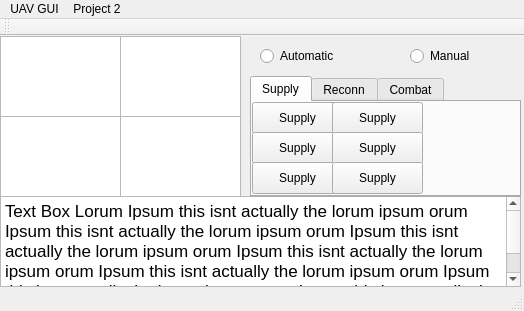
Before: the Qt Designer form AOOD_Project2/src/UI/forms/mainwindow.ui in gwalda19/crispy-succotash, drawn with Qt 5.
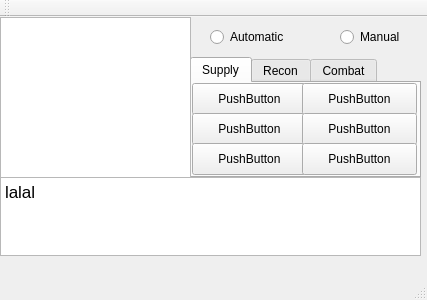
After: the same form once the commit is applied.

What changed in the file:
```diff
--- a/AOOD_Project2/src/UI/forms/mainwindow.ui
+++ b/AOOD_Project2/src/UI/forms/mainwindow.ui
@@ -6,103 +6,20 @@
    <rect>
     <x>0</x>
     <y>0</y>
-    <width>524</width>
-    <height>311</height>
+    <width>427</width>
+    <height>300</height>
    </rect>
   </property>
   <property name="windowTitle">
    <string>MainWindow</string>
   </property>
   <widget class="QWidget" name="centralWidget">
-   <widget class="QRadioButton" name="radioButton">
+   <widget class="QTabWidget" name="tabWidget">
     <property name="geometry">
      <rect>
-      <x>260</x>
-      <y>10</y>
-      <width>102</width>
-      <height>20</height>
-     </rect>
-    </property>
-    <property name="text">
-     <string>Automatic</string>
-    </property>
-   </widget>
-   <widget class="QRadioButton" name="radioButton_2">
-    <property name="geometry">
-     <rect>
-      <x>410</x>
-      <y>10</y>
-      <width>102</width>
-      <height>20</height>
-     </rect>
-    </property>
-    <property name="text">
-     <string>Manual</string>
-    </property>
-   </widget>
-   <widget class="QGraphicsView" name="graphicsView_3">
-    <property name="geometry">
-     <rect>
-      <x>0</x>
-      <y>80</y>
-      <width>121</width>
-      <height>81</height>
-     </rect>
-    </property>
-   </widget>
-   <widget class="QGraphicsView" name="graphicsView_4">
-    <property name="geometry">
-     <rect>
-      <x>120</x>
-      <y>80</y>
-      <width>121</width>
-      <height>81</height>
-     </rect>
-    </property>
-   </widget>
-   <widget class="QTextBrowser" name="textBrowser">
-    <property name="geometry">
-     <rect>
-      <x>0</x>
-      <y>160</y>
-      <width>521</width>
-      <height>91</height>
-     </rect>
-    </property>
-    <property name="html">
-     <string>&lt;!DOCTYPE HTML PUBLIC &quot;-//W3C//DTD HTML 4.0//EN&quot; &quot;http://www.w3.org/TR/REC-html40/strict.dtd&quot;&gt;
-&lt;html&gt;&lt;head&gt;&lt;meta name=&quot;qrichtext&quot; content=&quot;1&quot; /&gt;&lt;style type=&quot;text/css&quot;&gt;
-p, li { white-space: pre-wrap; }
-&lt;/style&gt;&lt;/head&gt;&lt;body style=&quot; font-family:'.Helvetica Neue DeskInterface'; font-size:13pt; font-weight:400; font-style:normal;&quot;&gt;
-&lt;p style=&quot; margin-top:0px; margin-bottom:0px; margin-left:0px; margin-right:0px; -qt-block-indent:0; text-indent:0px;&quot;&gt;Text Box Lorum Ipsum this isnt actually the lorum ipsum orum Ipsum this isnt actually the lorum ipsum orum Ipsum this isnt actually the lorum ipsum orum Ipsum this isnt actually the lorum ipsum orum Ipsum this isnt actually the lorum ipsum orum Ipsum this isnt actually the lorum ipsum orum Ipsum this isnt actually the lorum ipsum orum Ipsum this isnt actually the lorum ipsum&lt;/p&gt;&lt;/body&gt;&lt;/html&gt;</string>
-    </property>
-   </widget>
-   <widget class="QGraphicsView" name="graphicsView_5">
-    <property name="geometry">
-     <rect>
-      <x>0</x>
-      <y>0</y>
-      <width>121</width>
-      <height>81</height>
-     </rect>
-    </property>
-   </widget>
-   <widget class="QGraphicsView" name="graphicsView_6">
-    <property name="geometry">
-     <rect>
-      <x>120</x>
-      <y>0</y>
-      <width>121</width>
-      <height>81</height>
-     </rect>
-    </property>
-   </widget>
-   <widget class="QTabWidget" name="Controls">
-    <property name="geometry">
-     <rect>
-      <x>250</x>
+      <x>190</x>
       <y>40</y>
-      <width>271</width>
+      <width>231</width>
       <height>121</height>
      </rect>
     </property>
@@ -112,190 +29,21 @@
     <property name="currentIndex">
      <number>0</number>
     </property>
-    <widget class="QWidget" name="Supply">
+    <widget class="QWidget" name="tab">
      <attribute name="title">
       <string>Supply</string>
      </attribute>
-     <widget class="QPushButton" name="pushButton_7">
-      <property name="geometry">
-       <rect>
-        <x>0</x>
-        <y>0</y>
-        <width>91</width>
-        <height>32</height>
-       </rect>
-      </property>
-      <property name="text">
-       <string>Supply</string>
-      </property>
-     </widget>
-     <widget class="QPushButton" name="pushButton_8">
-      <property name="geometry">
-       <rect>
-        <x>0</x>
-        <y>30</y>
-        <width>91</width>
-        <height>32</height>
-       </rect>
-      </property>
-      <property name="text">
-       <string>Supply</string>
-      </property>
-     </widget>
-     <widget class="QPushButton" name="pushButton_9">
-      <property name="geometry">
-       <rect>
-        <x>0</x>
-        <y>60</y>
-        <width>91</width>
-        <height>32</height>
-       </rect>
-      </property>
-      <property name="text">
-       <string>Supply</string>
-      </property>
-     </widget>
-     <widget class="QPushButton" name="pushButton_10">
-      <property name="geometry">
-       <rect>
-        <x>80</x>
-        <y>0</y>
-        <width>91</width>
-        <height>32</height>
-       </rect>
-      </property>
-      <property name="text">
-       <string>Supply</string>
-      </property>
-     </widget>
-     <widget class="QPushButton" name="pushButton_11">
-      <property name="geometry">
-       <rect>
-        <x>80</x>
-        <y>30</y>
-        <width>91</width>
-        <height>32</height>
-       </rect>
-      </property>
-      <property name="text">
-       <string>Supply</string>
-      </property>
-     </widget>
-     <widget class="QPushButton" name="pushButton_12">
-      <property name="geometry">
-       <rect>
-        <x>80</x>
-        <y>60</y>
-        <width>91</width>
-        <height>32</height>
-       </rect>
-      </property>
-      <property name="text">
-       <string>Supply</string>
-      </property>
-     </widget>
-    </widget>
-    <widget class="QWidget" name="Reconn">
-     <attribute name="title">
-      <string>Reconn</string>
-     </attribute>
-     <widget class="QPushButton" name="pushButton_13">
-      <property name="geometry">
-       <rect>
-        <x>0</x>
-        <y>0</y>
-        <width>91</width>
-        <height>32</height>
-       </rect>
-      </property>
-      <property name="text">
-       <string>close</string>
-      </property>
-     </widget>
-     <widget class="QPushButton" name="pushButton_14">
-      <property name="geometry">
-       <rect>
-        <x>0</x>
-        <y>60</y>
-        <width>91</width>
-        <height>32</height>
-       </rect>
-      </property>
-      <property name="text">
-       <string>close</string>
-      </property>
-     </widget>
-     <widget class="QPushButton" name="pushButton_15">
-      <property name="geometry">
-       <rect>
-        <x>80</x>
-        <y>0</y>
-        <width>91</width>
-        <height>32</height>
-       </rect>
-      </property>
-      <property name="text">
-       <string>close</string>
-      </property>
-     </widget>
-     <widget class="QPushButton" name="pushButton_16">
-      <property name="geometry">
-       <rect>
-        <x>80</x>
-        <y>30</y>
-        <width>91</width>
-        <height>32</height>
-       </rect>
-      </property>
-      <property name="text">
-       <string>close</string>
-      </property>
-     </widget>
-     <widget class="QPushButton" name="pushButton_17">
-      <property name="geometry">
-       <rect>
-        <x>0</x>
-        <y>30</y>
-        <width>91</width>
-        <height>32</height>
-       </rect>
-      </property>
-      <property name="text">
-       <string>close</string>
-      </property>
-     </widget>
-     <widget class="QPushButton" name="pushButton_18">
-      <property name="geometry">
-       <rect>
-        <x>80</x>
-        <y>60</y>
-        <width>91</width>
-        <height>32</height>
-       </rect>
-      </property>
-      <property name="text">
-       <string>close</string>
-      </property>
-     </widget>
-    </widget>
-    <widget class="QWidget" name="Combat">
-     <property name="enabled">
-      <bool>true</bool>
-     </property>
-     <attribute name="title">
-      <string>Combat</string>
-     </attribute>
      <widget class="QPushButton" name="pushButton">
       <property name="geometry">
        <rect>
         <x>0</x>
         <y>0</y>
-        <width>91</width>
+        <width>115</width>
         <height>32</height>
        </rect>
       </property>
       <property name="text">
-       <string>combat</string>
+       <string>PushButton</string>
       </property>
      </widget>
      <widget class="QPushButton" name="pushButton_2">
@@ -303,12 +51,12 @@
        <rect>
         <x>0</x>
         <y>30</y>
-        <width>91</width>
+        <width>115</width>
         <height>32</height>
        </rect>
       </property>
       <property name="text">
-       <string>buttons</string>
+       <string>PushButton</string>
       </property>
      </widget>
      <widget class="QPushButton" name="pushButton_3">
@@ -316,54 +64,117 @@
        <rect>
         <x>0</x>
         <y>60</y>
-        <width>91</width>
+        <width>115</width>
         <height>32</height>
        </rect>
       </property>
       <property name="text">
-       <string>1</string>
+       <string>PushButton</string>
       </property>
      </widget>
      <widget class="QPushButton" name="pushButton_4">
       <property name="geometry">
        <rect>
-        <x>80</x>
+        <x>110</x>
         <y>0</y>
-        <width>91</width>
+        <width>115</width>
         <height>32</height>
        </rect>
       </property>
       <property name="text">
-       <string>2</string>
+       <string>PushButton</string>
       </property>
      </widget>
      <widget class="QPushButton" name="pushButton_5">
       <property name="geometry">
        <rect>
-        <x>80</x>
+        <x>110</x>
         <y>30</y>
-        <width>91</width>
+        <width>115</width>
         <height>32</height>
        </rect>
       </property>
       <property name="text">
-       <string>3</string>
+       <string>PushButton</string>
       </property>
      </widget>
      <widget class="QPushButton" name="pushButton_6">
       <property name="geometry">
        <rect>
-        <x>80</x>
+        <x>110</x>
         <y>60</y>
-        <width>91</width>
+        <width>115</width>
         <height>32</height>
        </rect>
       </property>
       <property name="text">
-       <string>4</string>
+       <string>PushButton</string>
       </property>
      </widget>
     </widget>
+    <widget class="QWidget" name="tab_3">
+     <attribute name="title">
+      <string>Recon</string>
+     </attribute>
+    </widget>
+    <widget class="QWidget" name="tab_2">
+     <attribute name="title">
+      <string>Combat</string>
+     </attribute>
+    </widget>
+   </widget>
+   <widget class="QTextEdit" name="textEdit">
+    <property name="geometry">
+     <rect>
+      <x>0</x>
+      <y>160</y>
+      <width>421</width>
+      <height>79</height>
+     </rect>
+    </property>
+    <property name="html">
+     <string>&lt;!DOCTYPE HTML PUBLIC &quot;-//W3C//DTD HTML 4.0//EN&quot; &quot;http://www.w3.org/TR/REC-html40/strict.dtd&quot;&gt;
+&lt;html&gt;&lt;head&gt;&lt;meta name=&quot;qrichtext&quot; content=&quot;1&quot; /&gt;&lt;style type=&quot;text/css&quot;&gt;
+p, li { white-space: pre-wrap; }
+&lt;/style&gt;&lt;/head&gt;&lt;body style=&quot; font-family:'.Helvetica Neue DeskInterface'; font-size:13pt; font-weight:400; font-style:normal;&quot;&gt;
+&lt;p style=&quot; margin-top:0px; margin-bottom:0px; margin-left:0px; margin-right:0px; -qt-block-indent:0; text-indent:0px;&quot;&gt;lalal&lt;/p&gt;&lt;/body&gt;&lt;/html&gt;</string>
+    </property>
+   </widget>
+   <widget class="QRadioButton" name="radioButton">
+    <property name="geometry">
+     <rect>
+      <x>210</x>
+      <y>10</y>
+      <width>102</width>
+      <height>20</height>
+     </rect>
+    </property>
+    <property name="text">
+     <string>Automatic</string>
+    </property>
+   </widget>
+   <widget class="QRadioButton" name="radioButton_2">
+    <property name="geometry">
+     <rect>
+      <x>340</x>
+      <y>10</y>
+      <width>102</width>
+      <height>20</height>
+     </rect>
+    </property>
+    <property name="text">
+     <string>Manual</string>
+    </property>
+   </widget>
+   <widget class="QGraphicsView" name="graphicsView">
+    <property name="geometry">
+     <rect>
+      <x>0</x>
+      <y>0</y>
+      <width>191</width>
+      <height>161</height>
+     </rect>
+    </property>
    </widget>
   </widget>
   <widget class="QMenuBar" name="menuBar">
@@ -371,22 +182,10 @@
     <rect>
      <x>0</x>
      <y>0</y>
-     <width>524</width>
+     <width>427</width>
      <height>22</height>
     </rect>
    </property>
-   <widget class="QMenu" name="menuUAV">
-    <property name="title">
-     <string>UAV GUI</string>
-    </property>
-   </widget>
-   <widget class="QMenu" name="menuProject_2">
-    <property name="title">
-     <string>Project 2</string>
-    </property>
-   </widget>
-   <addaction name="menuUAV"/>
-   <addaction name="menuProject_2"/>
   </widget>
   <widget class="QToolBar" name="mainToolBar">
    <attribute name="toolBarArea">
```
Left out of the diff: 3 changed lines with no effect on the pictures.
